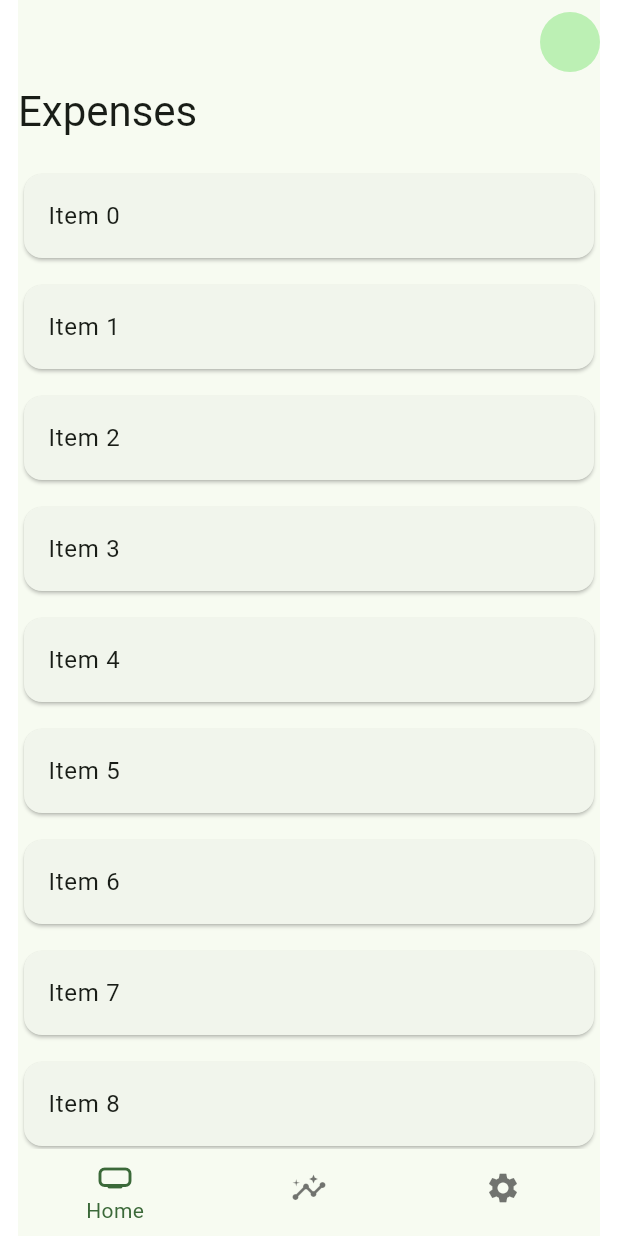
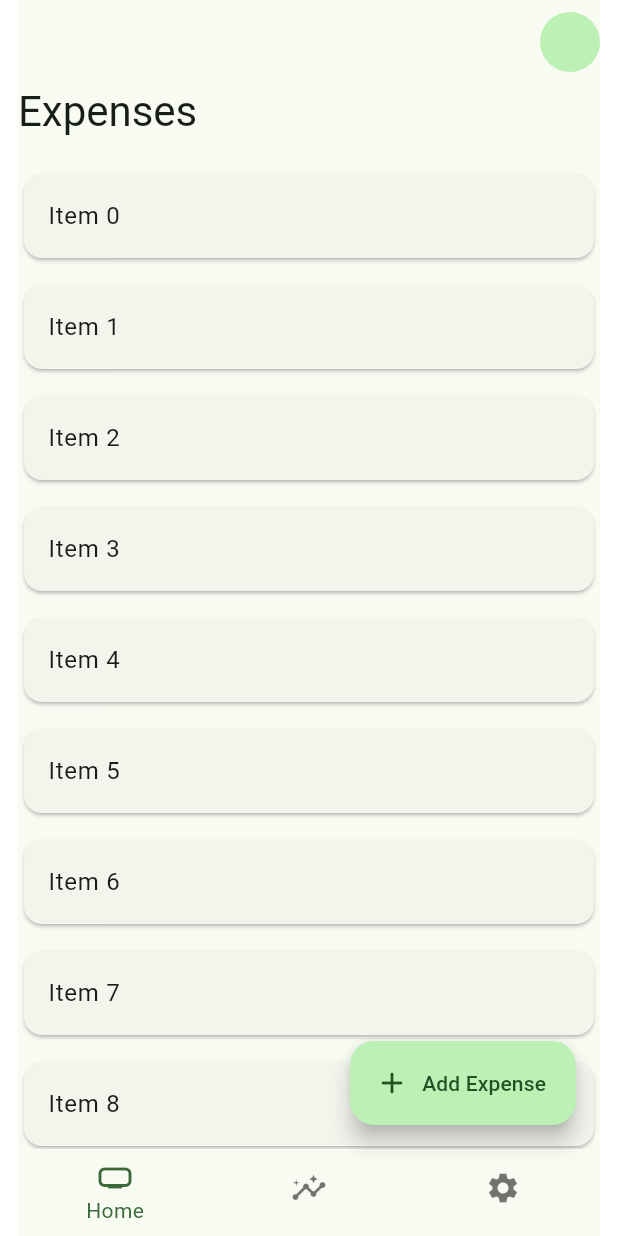
Before and after one commit to shadrack-ago/expense_tracker, a Flutter app: the screen it shows after launch, on a phone screen of 412 x 824 dp. Run offline on Flutter 3.47's test engine with Material 2 defaults, Android fonts, the phone set to English and light mode, and no system bars; our stand-ins replace file_picker, firebase_core, fl_chart, go_router, image_picker; missing offline and left inert: fl_heatmap; accounts and stored records are empty.

Commit message:
☕ Added create expense fab

```diff
--- a/lib/layouts/index.dart
+++ b/lib/layouts/index.dart
@@ -44,6 +44,15 @@ class Layout extends StatelessWidget {
         appBar: AppBar(
           actions: [CircleAvatar()],
         ),
+        floatingActionButton: GoRouter.of(context).location == Routes.home.path
+            ? FloatingActionButton.extended(
+                label: Text(
+                  'Add Expense',
+                ),
+                icon: Icon(Icons.add_rounded),
+                onPressed: () {},
+              )
+            : null,
         body: LayoutBuilder(builder: (context, constraints) {
           if (Breakpoints.of(context).isMobile()) {
             return child;
--- a/lib/screens/home.dart
+++ b/lib/screens/home.dart
@@ -5,8 +5,7 @@ class Home extends StatelessWidget {
 
   static const String id = 'home';
 
-  List<String> items = List<String>.generate(100, (i) => 'Item $i');
-  // List<String> items = [];
+  final List<String> items = List<String>.generate(100, (i) => 'Item $i');
 
   @override
   Widget build(BuildContext context) {
```
